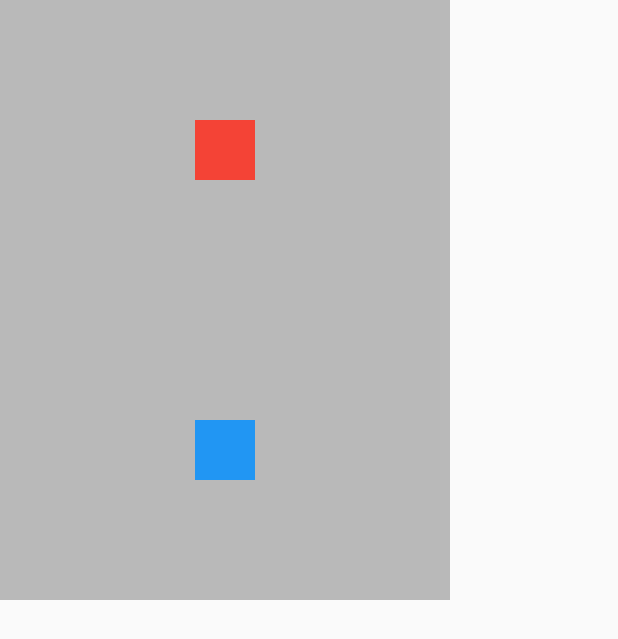
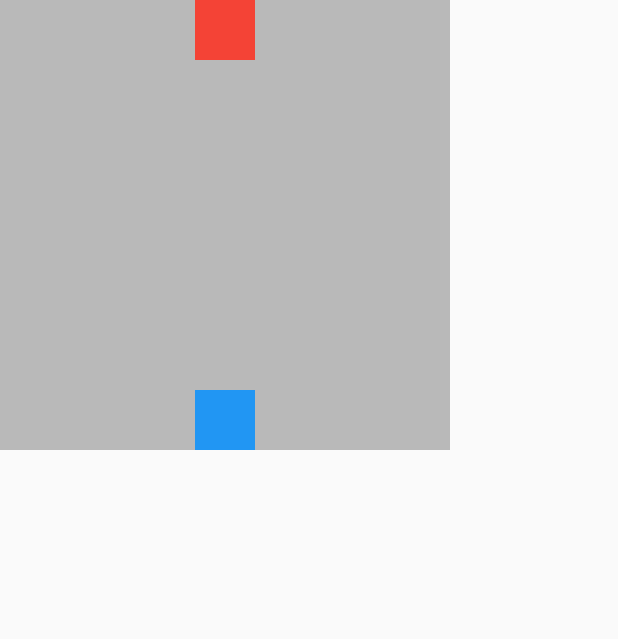
Before and after one commit to AntVill77/pruebaflutter, a Flutter app: the screen it shows after launch, on a phone screen of 412 x 824 dp. Shown: the top 639 px of the screen. Run offline on Flutter 3.47's test engine with Material 2 defaults, Android fonts, the phone set to English and light mode, and no system bars.

Commit message:
safe Area widget

```diff
--- a/flutter_pueba1/lib/pages/home_page.dart
+++ b/flutter_pueba1/lib/pages/home_page.dart
@@ -4,19 +4,22 @@ class HomePage extends StatelessWidget {
   @override
   Widget build(BuildContext context) {
     return Scaffold(
-      body: Container(
+      body: SafeArea(
+        top: false,
+        child: Container(
           color: Colors.black26,
           width: 300,
-        height: 400,
+          height: 300,
           child: Column(
-            mainAxisSize: MainAxisSize.min,
-            mainAxisAlignment: MainAxisAlignment.spaceAround,
+              mainAxisAlignment: MainAxisAlignment.spaceBetween,
               crossAxisAlignment: CrossAxisAlignment.center,
               children: [
-              Container(
+                SafeArea(
+                  child: Container(
                     width: 40,
                     height: 40,
                     color: Colors.red,
+                  ),
                 ),
                 Container(
                   width: 40,
@@ -25,6 +28,7 @@ class HomePage extends StatelessWidget {
                 )
               ]),
         ),
+      ),
     );
   }
 }
```
Lines whose indentation alone changed are shown as unchanged.
